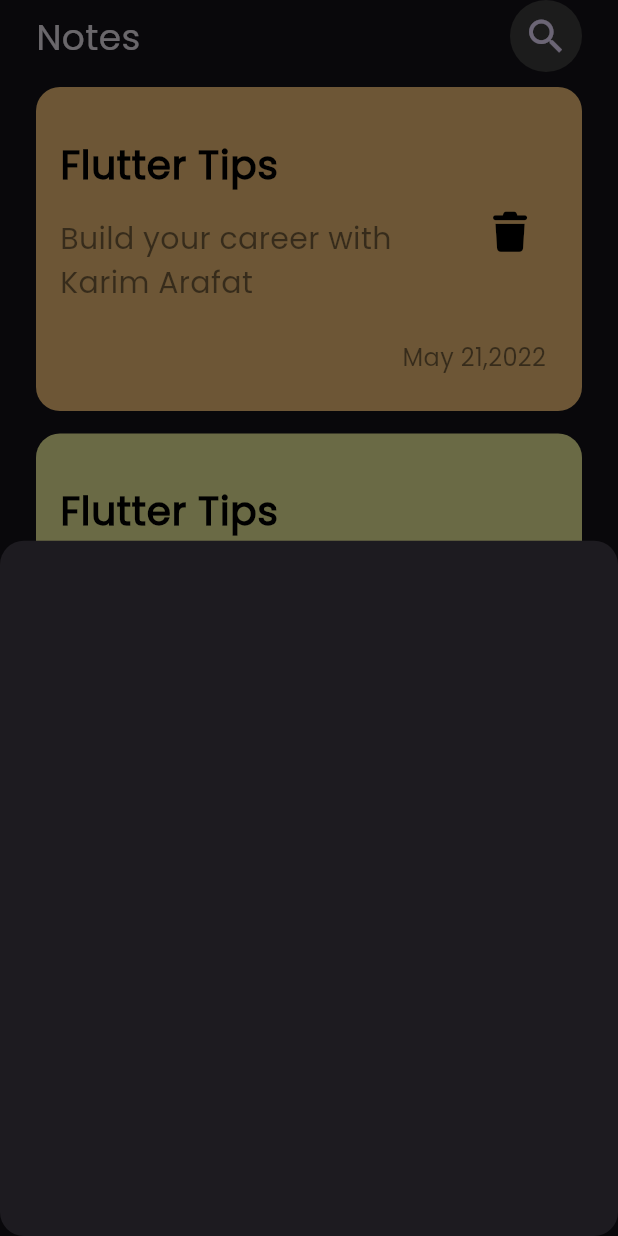
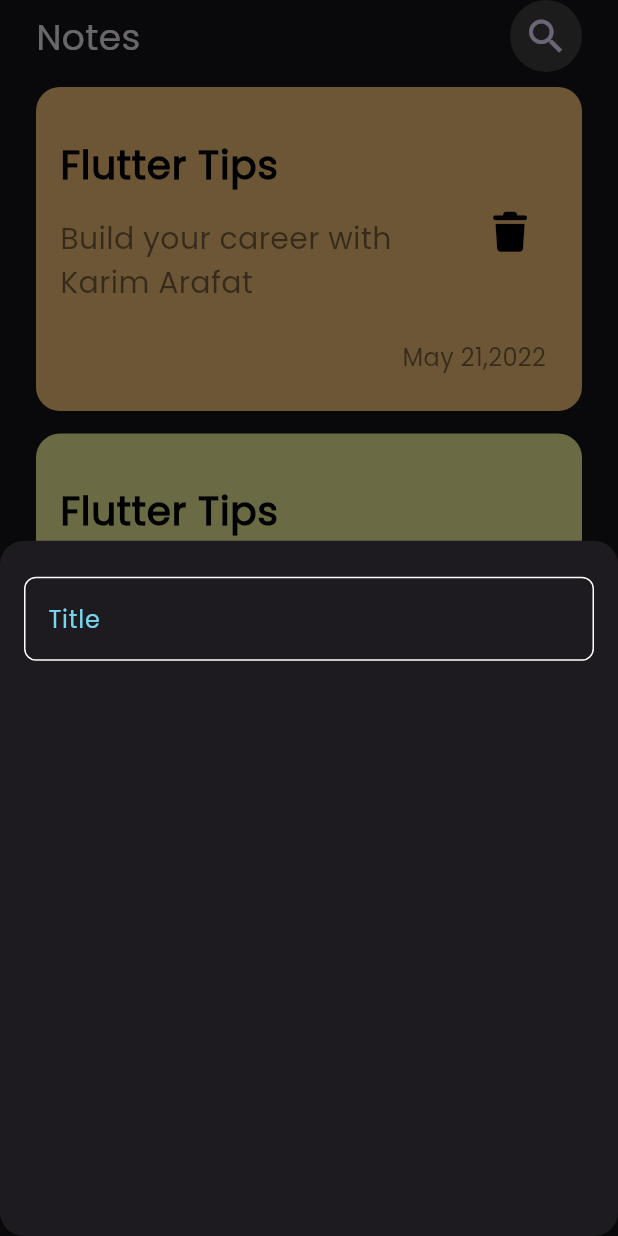
Before and after one commit to KARIMARAFAT/notes_app, a Flutter app: the screen it shows after launch, after a tap on the "add" icon, on a phone screen of 412 x 824 dp. Run offline on Flutter 3.47's test engine with Material 3 defaults, Android fonts, the phone set to English and light mode, and no system bars; our stand-ins replace font_awesome_flutter.

Commit message:
create custom text field

```diff
--- /dev/null
+++ b/lib/constants/app_consts.dart
@@ -0,0 +1,5 @@
+import 'package:flutter/material.dart';
+
+class AppConsts {
+  static const Color kprimaryColor = Color(0xff76D6EE);
+}
--- a/lib/views/widgets/add_note_bottom_sheet.dart
+++ b/lib/views/widgets/add_note_bottom_sheet.dart
@@ -1,10 +1,14 @@
 import 'package:flutter/material.dart';
+import 'package:notes_app/views/widgets/custom_text_field.dart';
 
 class AddNoteBottomSheet extends StatelessWidget {
   const AddNoteBottomSheet({super.key});
 
   @override
   Widget build(BuildContext context) {
-    return Container();
+    return Padding(
+      padding: const EdgeInsets.symmetric(horizontal: 16.0),
+      child: Column(children: [SizedBox(height: 24), CustomTextField()]),
+    );
   }
 }
--- /dev/null
+++ b/lib/views/widgets/custom_text_field.dart
@@ -0,0 +1,28 @@
+import 'package:flutter/material.dart';
+import 'package:notes_app/constants/app_consts.dart';
+
+class CustomTextField extends StatelessWidget {
+  const CustomTextField({super.key});
+
+  @override
+  Widget build(BuildContext context) {
+    return TextField(
+      cursorColor: AppConsts.kprimaryColor,
+      decoration: InputDecoration(
+        hintText: 'Title',
+        hintStyle: TextStyle(color: AppConsts.kprimaryColor),
+        enabledBorder: buildBorder(),
+        focusedBorder: buildBorder(AppConsts.kprimaryColor),
+        border: buildBorder(),
+      ),
+    );
+  }
+}
+
+// ignore: strict_top_level_inference
+OutlineInputBorder buildBorder([Color]) {
+  return OutlineInputBorder(
+    borderRadius: BorderRadius.circular(8),
+    borderSide: BorderSide(color: Color ?? Colors.white),
+  );
+}
```
